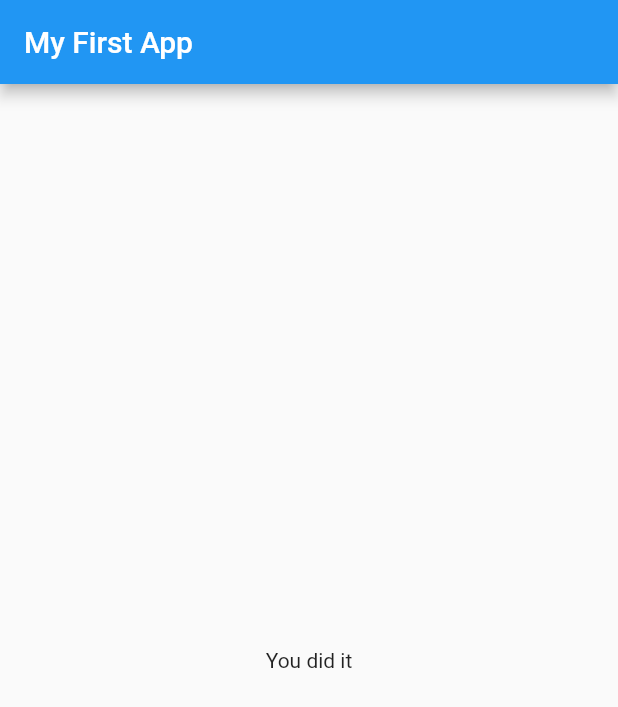
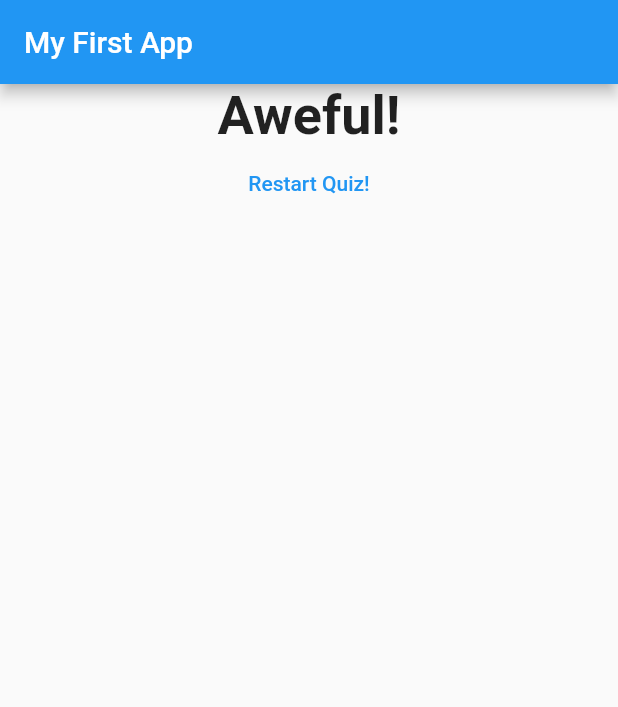
Before and after one commit to zettlrobert/flutter_quizz_app, a Flutter app: the screen it shows after launch, after a tap on "teal", after a tap on "Quirin", after a tap on "Max", on a phone screen of 412 x 824 dp. Shown: the top 707 px of the screen. Run offline on Flutter 3.47's test engine with Material 2 defaults, Android fonts, the phone set to English and light mode, and no system bars.

```diff
--- a/lib/main.dart
+++ b/lib/main.dart
@@ -20,21 +20,44 @@ class _QuizzAppState extends State<QuizzApp> {
   final _questions = const [
     {
       'questionText': 'What\'s your favourite color?',
-      'answers': ['teal', 'orange', 'black', 'magenta'],
+      'answers': [
+        {'text': 'teal', 'score': 10},
+        {'text': 'orange', 'score': 20},
+        {'text': 'black', 'score': 30},
+        {'text': 'magenta', 'score': 40},
+      ],
     },
     {
       'questionText': 'What\'s your favourite animal?',
-      'answers': ['Dragon', 'Quirin', 'Eagle'],
+      'answers': [
+        {'text': 'Dragon', 'score': 10},
+        {'text': 'Quirin', 'score': 20},
+        {'text': 'Eagle', 'score': 30},
+      ],
     },
     {
       'questionText': 'What\'s your favourite Instructor?',
-      'answers': ['Max', 'Brad', 'Andrew'],
+      'answers': [
+        {'text': 'Max', 'score': 30},
+        {'text': 'Brad', 'score': 20},
+        {'text': 'Andrew', 'score': 10},
+      ],
     },
   ];
 
   var _questionIndex = 0;
+  var _totalScore = 0;
 
-  void _answerQuestion() {
+  void _resetQuiz() {
+    setState(() {
+      _questionIndex = 0;
+      _totalScore = 0;
+    });
+  }
+
+  void _answerQuestion(int score) {
+    _totalScore = _totalScore + score;
+
     setState(() {
       _questionIndex = _questionIndex + 1;
     });
@@ -58,7 +81,7 @@ class _QuizzAppState extends State<QuizzApp> {
                 questionIndex: _questionIndex,
                 questions: _questions,
               )
-            : Result(),
+            : Result(_totalScore, _resetQuiz),
       ),
     ); // Material App
   }
--- a/lib/quiz.dart
+++ b/lib/quiz.dart
@@ -21,8 +21,9 @@ class Quiz extends StatelessWidget {
         Question(
           questions[questionIndex]['questionText'],
         ),
-        ...(questions[questionIndex]['answers'] as List<String>).map((answer) {
-          return Answer(answerQuestion, answer);
+        ...(questions[questionIndex]['answers'] as List<Map<String, Object>>)
+            .map((answer) {
+          return Answer(() => answerQuestion(answer['score']), answer['text']);
         }).toList()
       ],
     );
--- a/lib/result.dart
+++ b/lib/result.dart
@@ -1,10 +1,43 @@
 import 'package:flutter/material.dart';
 
 class Result extends StatelessWidget {
+  final int resultScore;
+  final Function resetHandler;
+
+  Result(this.resultScore, this.resetHandler);
+
+  //Getter
+  String get resultPhrase {
+    String resultText = 'You did it';
+
+    if (resultScore <= 30) {
+      resultText = 'You are awesome!';
+    } else if (resultScore <= 50) {
+      resultText = 'Likeable';
+    } else {
+      resultText = 'Aweful!';
+    }
+
+    return resultText;
+  }
+
   @override
   Widget build(BuildContext context) {
     return Center(
-      child: Text('You did it'),
+      child: Column(
+        children: <Widget>[
+          Text(
+            resultPhrase,
+            style: TextStyle(fontSize: 36, fontWeight: FontWeight.bold),
+            textAlign: TextAlign.center,
+          ),
+          FlatButton(
+            child: Text('Restart Quiz!'),
+            textColor: Colors.blue,
+            onPressed: resetHandler,
+          ),
+        ],
+      ),
     );
   }
 }
```
